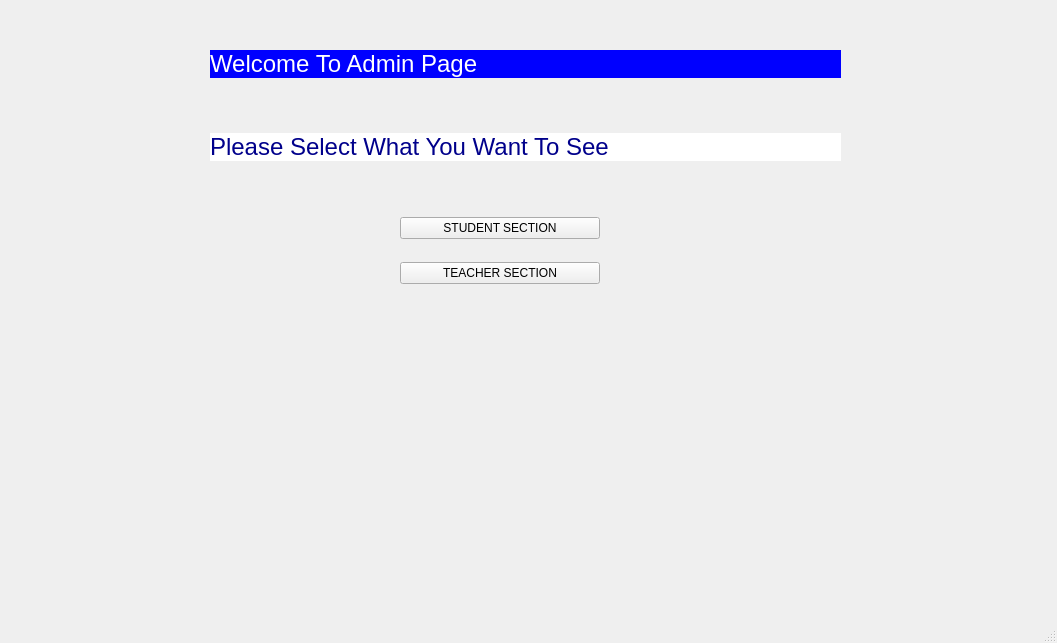
First picture: the form in adminwindow.ui, repository Shasank12345/QT_PROJECT, before the edit.
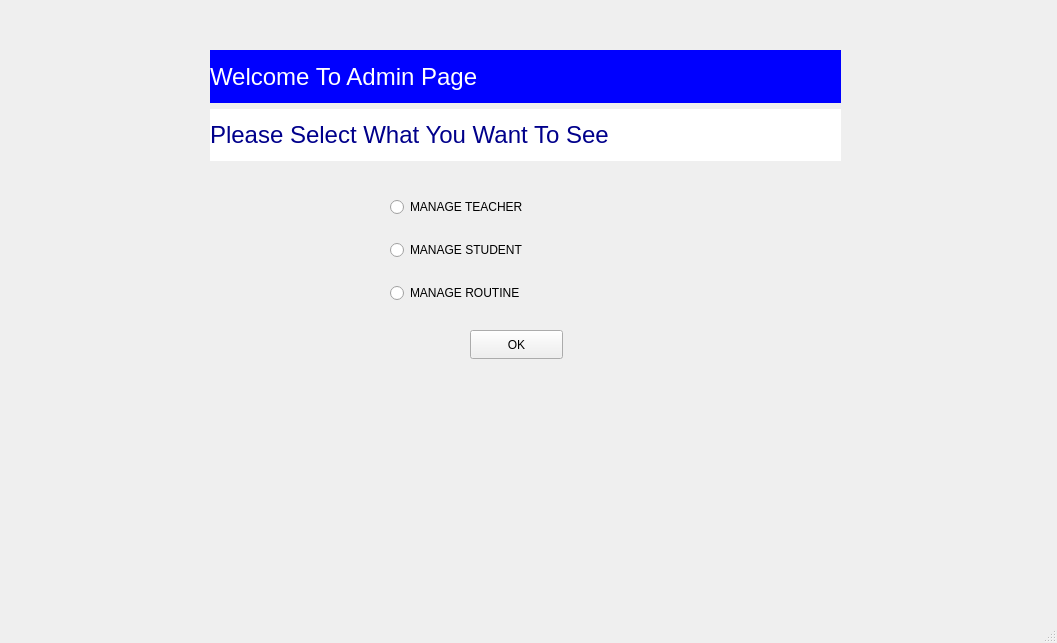
Second picture: the form after the edit.

Commit message: Teacher and routine part of admin update

The edit to the form file:
```diff
--- a/adminwindow.ui
+++ b/adminwindow.ui
@@ -14,7 +14,7 @@
    <string>MainWindow</string>
   </property>
   <widget class="QWidget" name="centralwidget">
-   <widget class="QWidget" name="">
+   <widget class="QWidget" name="layoutWidget">
     <property name="geometry">
      <rect>
       <x>210</x>
@@ -35,19 +35,6 @@
        </property>
       </widget>
      </item>
-     <item>
-      <spacer name="verticalSpacer">
-       <property name="orientation">
-        <enum>Qt::Orientation::Vertical</enum>
-       </property>
-       <property name="sizeHint" stdset="0">
-        <size>
-         <width>20</width>
-         <height>40</height>
-        </size>
-       </property>
-      </spacer>
-     </item>
      <item>
       <widget class="QLabel" name="label_2">
        <property name="styleSheet">
@@ -61,32 +48,33 @@
      </item>
     </layout>
    </widget>
+   <widget class="QPushButton" name="OK1">
+    <property name="geometry">
+     <rect>
+      <x>470</x>
+      <y>330</y>
+      <width>93</width>
+      <height>29</height>
+     </rect>
+    </property>
+    <property name="text">
+     <string>OK</string>
+    </property>
+   </widget>
    <widget class="QWidget" name="">
     <property name="geometry">
      <rect>
-      <x>400</x>
-      <y>200</y>
-      <width>221</width>
-      <height>101</height>
+      <x>390</x>
+      <y>180</y>
+      <width>241</width>
+      <height>141</height>
      </rect>
     </property>
     <layout class="QVBoxLayout" name="verticalLayout_2">
      <item>
-      <widget class="QPushButton" name="studentEdit">
-       <property name="maximumSize">
-        <size>
-         <width>200</width>
-         <height>16777215</height>
-        </size>
-       </property>
-       <property name="layoutDirection">
-        <enum>Qt::LayoutDirection::LeftToRight</enum>
-       </property>
-       <property name="autoFillBackground">
-        <bool>true</bool>
-       </property>
+      <widget class="QRadioButton" name="radioButton4">
        <property name="text">
-        <string>STUDENT SECTION</string>
+        <string>MANAGE TEACHER</string>
        </property>
        <property name="autoExclusive">
         <bool>true</bool>
@@ -94,21 +82,16 @@
       </widget>
      </item>
      <item>
-      <widget class="QPushButton" name="teacherpart">
-       <property name="maximumSize">
-        <size>
-         <width>200</width>
-         <height>16777215</height>
-        </size>
-       </property>
-       <property name="layoutDirection">
-        <enum>Qt::LayoutDirection::LeftToRight</enum>
-       </property>
+      <widget class="QRadioButton" name="radioButton5">
        <property name="text">
-        <string>TEACHER SECTION</string>
+        <string>MANAGE STUDENT</string>
        </property>
-       <property name="default">
-        <bool>false</bool>
+      </widget>
+     </item>
+     <item>
+      <widget class="QRadioButton" name="radioButton6">
+       <property name="text">
+        <string>MANAGE ROUTINE</string>
        </property>
       </widget>
      </item>
```
Left out of the diff: 3 changed lines with no effect on the pictures. The commit also changes 12 other files.
